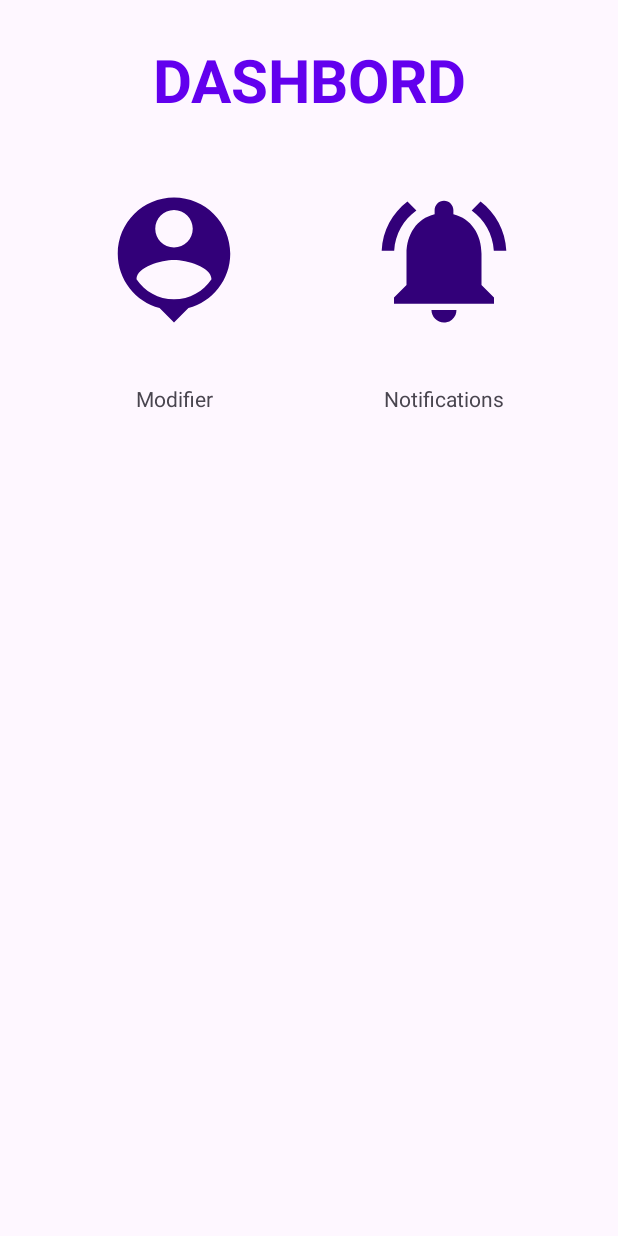
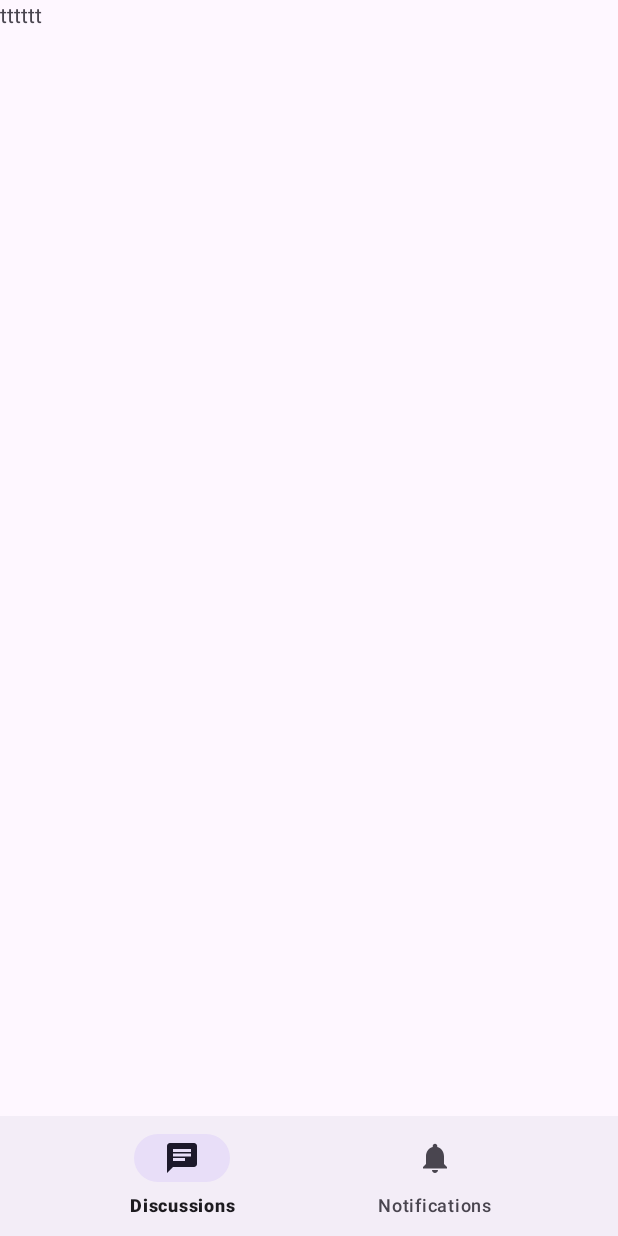
Before and after one commit to TheLordSide/demo, an Android app: the MainActivity screen opened directly, with no data from a screen before it, on a phone screen of 412 x 824 dp. Run offline under Robolectric (Android 15) with nearby library versions, the phone set to English and light mode, and no system bars; 3 statements that could not run were skipped.

Commit message:
the UI change worked, i will just purge non used files later

```diff
--- a/app/src/main/AndroidManifest.xml
+++ b/app/src/main/AndroidManifest.xml
@@ -62,7 +62,9 @@
         </activity>
         <activity
             android:name=".MainActivity"
-            android:exported="true" />
+            android:exported="true"
+             />
+        />
     </application>
 
 </manifest>
--- a/app/src/main/java/com/example/demo/Adapter/NotifyAdapter.kt
+++ b/app/src/main/java/com/example/demo/Adapter/NotifyAdapter.kt
@@ -10,10 +10,10 @@ import com.example.demo.R
 import tg.intaonline.intaonline.ApiClient.ApiResponse.NotifyList
 
 
-class NotifyAdapter(private var dataList : ArrayList<NotifyList>, private val context: Context): RecyclerView.Adapter<NotifyAdapter.ViewHolder>() {
+class NotifyAdapter(private var dataList : ArrayList<NotifyList>): RecyclerView.Adapter<NotifyAdapter.ViewHolder>() {
 
     override fun onCreateViewHolder(parent: ViewGroup, viewType: Int): ViewHolder {
-        return ViewHolder(LayoutInflater.from(context).inflate(R.layout.items,parent,false))
+        return ViewHolder(LayoutInflater.from(parent.context).inflate(R.layout.items,parent,false))
     }
 
     override fun onBindViewHolder(holder: ViewHolder, position: Int) {
--- /dev/null
+++ b/app/src/main/java/com/example/demo/Fragments/Discussion.kt
@@ -0,0 +1,60 @@
+package com.example.demo.Fragments
+
+import android.os.Bundle
+import androidx.fragment.app.Fragment
+import android.view.LayoutInflater
+import android.view.View
+import android.view.ViewGroup
+import com.example.demo.R
+
+// TODO: Rename parameter arguments, choose names that match
+// the fragment initialization parameters, e.g. ARG_ITEM_NUMBER
+private const val ARG_PARAM1 = "param1"
+private const val ARG_PARAM2 = "param2"
+
+/**
+ * A simple [Fragment] subclass.
+ * Use the [Discussion.newInstance] factory method to
+ * create an instance of this fragment.
+ */
+class Discussion : Fragment() {
+    // TODO: Rename and change types of parameters
+    private var param1: String? = null
+    private var param2: String? = null
+
+    override fun onCreate(savedInstanceState: Bundle?) {
+        super.onCreate(savedInstanceState)
+        arguments?.let {
+            param1 = it.getString(ARG_PARAM1)
+            param2 = it.getString(ARG_PARAM2)
+        }
+    }
+
+    override fun onCreateView(
+        inflater: LayoutInflater, container: ViewGroup?,
+        savedInstanceState: Bundle?
+    ): View? {
+        // Inflate the layout for this fragment
+        return inflater.inflate(R.layout.fragment_discussion, container, false)
+    }
+
+    companion object {
+        /**
+         * Use this factory method to create a new instance of
+         * this fragment using the provided parameters.
+         *
+         * @param param1 Parameter 1.
+         * @param param2 Parameter 2.
+         * @return A new instance of fragment Discussion.
+         */
+        // TODO: Rename and change types and number of parameters
+        @JvmStatic
+        fun newInstance(param1: String, param2: String) =
+            Discussion().apply {
+                arguments = Bundle().apply {
+                    putString(ARG_PARAM1, param1)
+                    putString(ARG_PARAM2, param2)
+                }
+            }
+    }
+}
--- /dev/null
+++ b/app/src/main/java/com/example/demo/Fragments/Notification.kt
@@ -0,0 +1,128 @@
+package com.example.demo.Fragments
+
+import android.os.Bundle
+import androidx.fragment.app.Fragment
+import android.view.LayoutInflater
+import android.view.View
+import android.view.ViewGroup
+import android.widget.Toast
+import androidx.recyclerview.widget.LinearLayoutManager
+import androidx.recyclerview.widget.RecyclerView
+import androidx.swiperefreshlayout.widget.SwipeRefreshLayout
+import com.example.demo.Apiclient.ApiResponse.NotifyResponse
+import com.example.demo.R
+import retrofit2.Call
+import retrofit2.Callback
+import retrofit2.Response
+import tg.intaonline.intaonline.Adaptater.NotifyAdapter
+import tg.intaonline.intaonline.ApiClient.ApiResponse.NotifyList
+import tg.intaonline.intaonline.ApiClient.service.ApiClient
+import tg.intaonline.intaonline.ApiClient.service.ApiInterface
+
+// TODO: Rename parameter arguments, choose names that match
+// the fragment initialization parameters, e.g. ARG_ITEM_NUMBER
+private const val ARG_PARAM1 = "param1"
+private const val ARG_PARAM2 = "param2"
+
+/**
+ * A simple [Fragment] subclass.
+ * Use the [Notification.newInstance] factory method to
+ * create an instance of this fragment.
+ */
+class Notification : Fragment() {
+    // TODO: Rename and change types of parameters
+    private var param1: String? = null
+    private var param2: String? = null
+    private lateinit var swipeRefresh: SwipeRefreshLayout
+    private val dataList = ArrayList<NotifyList>()
+    private lateinit var recyclerView: RecyclerView
+    private lateinit var adapter: NotifyAdapter
+
+
+    override fun onViewCreated(view: View, savedInstanceState: Bundle?) {
+        super.onViewCreated(view, savedInstanceState)
+        recyclerView = view.findViewById(R.id.Notification)
+        recyclerView.setHasFixedSize(true)
+        recyclerView.layoutManager = LinearLayoutManager(context, LinearLayoutManager.VERTICAL, false)
+        adapter = NotifyAdapter(dataList)
+        recyclerView.adapter = adapter
+
+        swipeRefresh = view.findViewById(R.id.swipeRefresh)
+        if (dataList.isEmpty()) {
+                getNotificationList()
+        }
+        swipeRefresh.setOnRefreshListener {
+            getNotificationList()
+        }
+
+    }
+
+    private fun getNotificationList() {
+        val api = ApiClient().getRetrofit().create(ApiInterface::class.java)
+
+        api.getNotify()?.enqueue(object : Callback<NotifyResponse> {
+            override fun onResponse(
+                call: Call<NotifyResponse>,
+                response: Response<NotifyResponse>
+            ) {
+
+                val success = response.body()?.success
+                if(swipeRefresh.isRefreshing){
+                    swipeRefresh.isRefreshing = false
+                }
+                if (response.isSuccessful) {
+                    dataList.clear() // clear the existing data
+                    dataList.addAll(response.body()!!.liste)
+                    adapter.notifyDataSetChanged()
+                }
+            }
+
+            override fun onFailure(call: Call<NotifyResponse>, t: Throwable) {
+                val message = t.localizedMessage
+                swipeRefresh.isRefreshing = false
+                Toast.makeText(getActivity(), message, Toast.LENGTH_SHORT).show()
+
+            }
+
+        })
+
+    }
+
+
+
+    override fun onCreate(savedInstanceState: Bundle?) {
+        super.onCreate(savedInstanceState)
+        arguments?.let {
+            param1 = it.getString(ARG_PARAM1)
+            param2 = it.getString(ARG_PARAM2)
+        }
+    }
+
+    override fun onCreateView(
+        inflater: LayoutInflater, container: ViewGroup?,
+        savedInstanceState: Bundle?
+    ): View? {
+        // Inflate the layout for this fragment
+        return inflater.inflate(R.layout.fragment_notification, container, false)
+    }
+
+    companion object {
+        /**
+         * Use this factory method to create a new instance of
+         * this fragment using the provided parameters.
+         *
+         * @param param1 Parameter 1.
+         * @param param2 Parameter 2.
+         * @return A new instance of fragment Notification.
+         */
+        // TODO: Rename and change types and number of parameters
+        @JvmStatic
+        fun newInstance(param1: String, param2: String) =
+            Notification().apply {
+                arguments = Bundle().apply {
+                    putString(ARG_PARAM1, param1)
+                    putString(ARG_PARAM2, param2)
+                }
+            }
+    }
+}
--- a/app/src/main/java/com/example/demo/MainActivity.kt
+++ b/app/src/main/java/com/example/demo/MainActivity.kt
@@ -7,18 +7,61 @@ import android.os.Bundle
 import android.widget.Button
 import android.widget.RelativeLayout
 import android.widget.Toast
+import androidx.fragment.app.Fragment
+import androidx.navigation.findNavController
+import androidx.navigation.fragment.NavHostFragment.findNavController
+import com.example.demo.Fragments.Discussion
+import com.example.demo.Fragments.Notification
+import com.example.demo.databinding.ActivityMainBinding
+import com.google.android.material.bottomnavigation.BottomNavigationView
 
 class MainActivity : AppCompatActivity() {
+    private lateinit var binding : ActivityMainBinding
+    private val discussionFragment = Discussion()
+    private val notificationFragment = Notification()
+    private var currentFragment: Fragment = discussionFragment // Fragment actuellement affiché
     override fun onCreate(savedInstanceState: Bundle?) {
         super.onCreate(savedInstanceState)
         setContentView(R.layout.activity_main)
         requestedOrientation = ActivityInfo.SCREEN_ORIENTATION_PORTRAIT
+        binding = ActivityMainBinding.inflate(layoutInflater)
+        setContentView(binding.root)
+        replaceFragment(Discussion())
         val role = intent.getStringExtra("role")
         val tel = intent.getStringExtra("tel")
-        println(role)
-        println(tel)
-        val relative1 = findViewById<RelativeLayout>(R.id.relativeLayout1)
-        val relative2 = findViewById<RelativeLayout>(R.id.relativeLayout2)
+
+        binding.bottomNavigationView.setOnItemSelectedListener setOnNavigationItemSelectedListener@{
+
+            when(it.itemId){
+
+                R.id.Discussions -> {
+                    // Si le fragment de discussion est déjà affiché, ne pas le recharger
+                    if (currentFragment is Discussion) {
+                        return@setOnNavigationItemSelectedListener true
+                    }
+                    replaceFragment(discussionFragment)
+                    currentFragment = discussionFragment
+                }
+
+                R.id.Notifications -> {
+                    // Si le fragment de notification est déjà affiché, ne pas le recharger
+                    if (currentFragment is Notification) {
+                        return@setOnNavigationItemSelectedListener true
+                    }
+                    replaceFragment(notificationFragment)
+                    currentFragment = notificationFragment
+                }
+
+                else ->{
+
+                }
+
+            }
+
+            true
+        }
+
+       /* val relative2 = findViewById<RelativeLayout>(R.id.relativeLayout2)
         relative1.setOnClickListener {
             val intent = Intent(this, ClientActivity::class.java)
             intent.putExtra("role", role)
@@ -28,9 +71,19 @@ class MainActivity : AppCompatActivity() {
         relative2.setOnClickListener {
             val intent = Intent(this, NotifyActivity::class.java)
             startActivity(intent)
-        }
+        } */
     }
     override fun onBackPressed() {
         // laisser cette méthode vide pour bloquer le retour physique du bouton
     }
+    private fun replaceFragment(fragment : Fragment){
+
+        val fragmentManager = supportFragmentManager
+        val fragmentTransaction = fragmentManager.beginTransaction()
+        fragmentTransaction.replace(R.id.frame_layout,fragment)
+        fragmentTransaction.commit()
+
+
+    }
+
 }
--- a/app/src/main/java/com/example/demo/NotifyActivity.kt
+++ b/app/src/main/java/com/example/demo/NotifyActivity.kt
@@ -28,7 +28,7 @@ class NotifyActivity : AppCompatActivity() {
         recyclerView = findViewById(R.id.Notification)
         recyclerView.setHasFixedSize(true)
         recyclerView.layoutManager = LinearLayoutManager(this, LinearLayoutManager.VERTICAL, false)
-        adapter = NotifyAdapter(dataList, this)
+       // adapter = NotifyAdapter(dataList, this)
         recyclerView.adapter = adapter
         getNotificationList()
     }
--- /dev/null
+++ b/app/src/main/res/drawable/baseline_chat_24.xml
@@ -0,0 +1,5 @@
+<vector android:autoMirrored="true" android:height="24dp"
+    android:tint="#095090" android:viewportHeight="24"
+    android:viewportWidth="24" android:width="24dp" xmlns:android="http://schemas.android.com/apk/res/android">
+    <path android:fillColor="@android:color/white" android:pathData="M20,2L4,2c-1.1,0 -1.99,0.9 -1.99,2L2,22l4,-4h14c1.1,0 2,-0.9 2,-2L22,4c0,-1.1 -0.9,-2 -2,-2zM6,9h12v2L6,11L6,9zM14,14L6,14v-2h8v2zM18,8L6,8L6,6h12v2z"/>
+</vector>
--- /dev/null
+++ b/app/src/main/res/drawable/baseline_notifications_24.xml
@@ -0,0 +1,5 @@
+<vector android:height="24dp" android:tint="#095090"
+    android:viewportHeight="24" android:viewportWidth="24"
+    android:width="24dp" xmlns:android="http://schemas.android.com/apk/res/android">
+    <path android:fillColor="@android:color/white" android:pathData="M12,22c1.1,0 2,-0.9 2,-2h-4c0,1.1 0.89,2 2,2zM18,16v-5c0,-3.07 -1.64,-5.64 -4.5,-6.32L13.5,4c0,-0.83 -0.67,-1.5 -1.5,-1.5s-1.5,0.67 -1.5,1.5v0.68C7.63,5.36 6,7.92 6,11v5l-2,2v1h16v-1l-2,-2z"/>
+</vector>
--- a/app/src/main/res/layout/activity_main.xml
+++ b/app/src/main/res/layout/activity_main.xml
@@ -2,100 +2,29 @@
 <androidx.constraintlayout.widget.ConstraintLayout xmlns:android="http://schemas.android.com/apk/res/android"
     xmlns:app="http://schemas.android.com/apk/res-auto"
     xmlns:tools="http://schemas.android.com/tools"
-    android:id="@+id/cardView"
     android:layout_width="match_parent"
-    android:layout_height="wrap_content"
-    android:layout_margin="16dp"
-    app:cardCornerRadius="8dp"
-    app:cardElevation="4dp"
-    app:cardPreventCornerOverlap="false"
-    app:cardUseCompatPadding="true">
+    android:layout_height="match_parent"
+    tools:context=".MainActivity">
 
-    <TextView
-        android:id="@+id/title"
-        style="@style/Title"
-        android:layout_width="match_parent"
-        android:layout_height="wrap_content"
-        android:layout_marginTop="10dp"
-        android:gravity="center"
-        android:text="@string/User"
+    <FrameLayout
+        android:id="@+id/frame_layout"
+        android:layout_width="0dp"
+        android:layout_height="0dp"
+        app:layout_constraintBottom_toTopOf="@+id/bottomNavigationView"
         app:layout_constraintEnd_toEndOf="parent"
         app:layout_constraintStart_toStartOf="parent"
-        app:layout_constraintTop_toTopOf="parent" />
+        app:layout_constraintTop_toTopOf="parent">
 
+    </FrameLayout>
 
+    <com.google.android.material.bottomnavigation.BottomNavigationView
+        android:id="@+id/bottomNavigationView"
+        android:layout_width="0dp"
+        android:layout_height="wrap_content"
+        app:layout_constraintBottom_toBottomOf="parent"
+        app:layout_constraintEnd_toEndOf="parent"
+        app:layout_constraintStart_toStartOf="parent"
+        app:menu="@menu/bottom_nav">
 
-    <GridLayout
-        android:layout_width="match_parent"
-        android:id="@+id/Grid"
-        android:layout_height="match_parent"
-        android:layout_gravity="center"
-        android:alignmentMode="alignMargins"
-        android:columnCount="2"
-        android:columnOrderPreserved="false"
-        android:gravity="center"
-        android:padding="10dp"
-        android:rowCount="2"
-        android:useDefaultMargins="true"
-        app:layout_constraintTop_toBottomOf="@id/title">
-
-        <RelativeLayout
-            android:id="@+id/relativeLayout1"
-            android:layout_width="0dp"
-            android:layout_height="wrap_content"
-            android:layout_rowWeight="1"
-            android:layout_columnWeight="1"
-            android:layout_margin="8dp"
-            android:clickable="true">
-
-            <ImageView
-                android:id="@+id/image1"
-                android:layout_width="match_parent"
-                android:layout_height="150dp"
-                android:scaleType="centerInside"
-                android:src="@drawable/baseline_person_pin_24" />
-
-            <TextView
-                android:id="@+id/text1"
-                android:layout_width="match_parent"
-                android:layout_height="wrap_content"
-                android:layout_below="@id/image1"
-                android:layout_marginTop="8dp"
-                android:text="@string/New"
-                android:textAlignment="center" />
-
-        </RelativeLayout>
-
-        <RelativeLayout
-            android:id="@+id/relativeLayout2"
-            android:layout_width="0dp"
-            android:layout_height="wrap_content"
-            android:layout_rowWeight="1"
-            android:layout_columnWeight="1"
-            android:layout_margin="8dp">
-
-            <ImageView
-                android:id="@+id/image2"
-                android:layout_width="match_parent"
-                android:layout_height="150dp"
-                android:scaleType="centerInside"
-                android:src="@drawable/baseline_notifications_active_24" />
-
-            <TextView
-                android:id="@+id/text2"
-                android:layout_width="match_parent"
-                android:layout_height="wrap_content"
-                android:layout_below="@id/image2"
-                android:layout_marginTop="8dp"
-                android:text="@string/Notify"
-                android:textAlignment="center" />
-
-        </RelativeLayout>
-
-
-
-    </GridLayout>
-
-
-
+    </com.google.android.material.bottomnavigation.BottomNavigationView>
 </androidx.constraintlayout.widget.ConstraintLayout>
--- /dev/null
+++ b/app/src/main/res/layout/fragment_discussion.xml
@@ -0,0 +1,14 @@
+<?xml version="1.0" encoding="utf-8"?>
+<FrameLayout xmlns:android="http://schemas.android.com/apk/res/android"
+    xmlns:tools="http://schemas.android.com/tools"
+    android:layout_width="match_parent"
+    android:layout_height="match_parent"
+    tools:context=".Fragments.Discussion">
+
+
+    <TextView
+        android:layout_width="match_parent"
+        android:layout_height="match_parent"
+        android:text="tttttt" />
+
+</FrameLayout>
--- a/app/src/main/res/layout/items.xml
+++ b/app/src/main/res/layout/items.xml
@@ -4,8 +4,8 @@
     xmlns:tools="http://schemas.android.com/tools"
     android:layout_width="match_parent"
     android:layout_height="wrap_content"
-    app:cardElevation="3dp"
-    app:cardCornerRadius="7dp"
+    app:cardElevation="1dp"
+    app:cardCornerRadius="5dp"
     app:cardUseCompatPadding="true"
     app:cardPreventCornerOverlap="true">
 
--- /dev/null
+++ b/app/src/main/res/menu/bottom_nav.xml
@@ -0,0 +1,12 @@
+<?xml version="1.0" encoding="utf-8"?>
+<menu xmlns:android="http://schemas.android.com/apk/res/android">
+
+    <item android:title="Discussions"
+        android:id="@+id/Discussions"
+        android:icon="@drawable/baseline_chat_24"
+        />
+    <item android:title="Notifications"
+        android:id="@+id/Notifications"
+        android:label="@string/Notify"
+        android:icon="@drawable/baseline_notifications_24"/>
+</menu>
--- a/app/src/main/res/values/strings.xml
+++ b/app/src/main/res/values/strings.xml
@@ -27,4 +27,6 @@
     <string name="password_mismatch_error">Le mot de passe est différent</string>
     <string name="telVide">le numéro est vide </string>
     <string name="passVide">le mot de passe est vide</string>
+    <!-- TODO: Remove or change this placeholder text -->
+    <string name="hello_blank_fragment">Hello blank fragment</string>
 </resources>
```
Also changed, not shown: app/build.gradle (+9 -1 lines), app/src/main/res/layout/fragment_notification.xml (added, +26 -0 lines).
